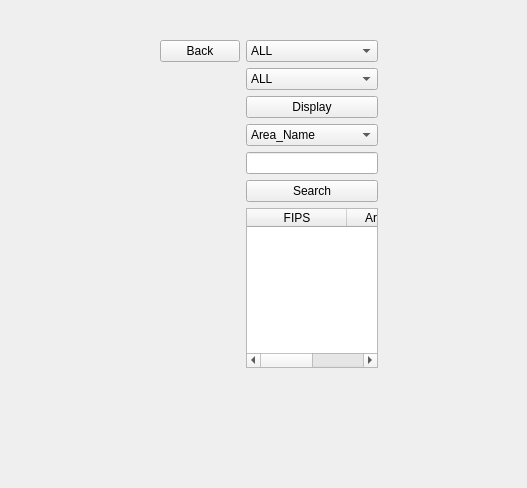
This is CSE412_UI/Area.ui in devi1X/CSE412_DatabaseProject as Qt 5 draws it before an edit. The edited form follows.
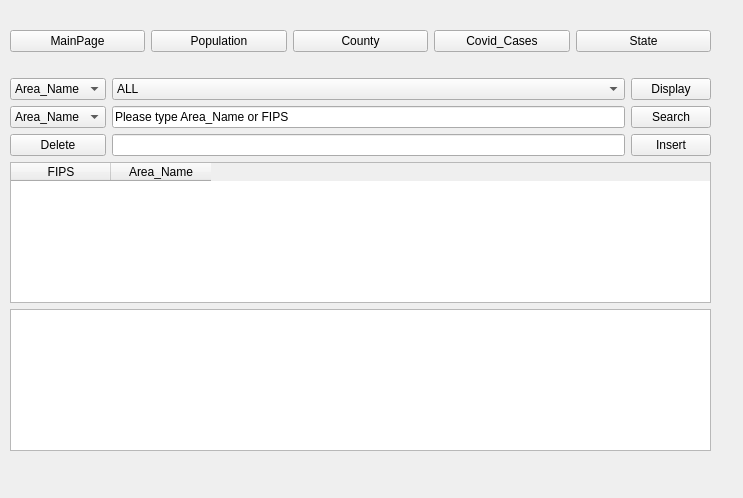
This is the edited form.

```diff
--- a/CSE412_UI/Area.ui
+++ b/CSE412_UI/Area.ui
@@ -6,8 +6,8 @@
    <rect>
     <x>0</x>
     <y>0</y>
-    <width>527</width>
-    <height>488</height>
+    <width>743</width>
+    <height>498</height>
    </rect>
   </property>
   <property name="windowTitle">
@@ -16,27 +16,84 @@
   <widget class="QWidget" name="layoutWidget">
    <property name="geometry">
     <rect>
-     <x>110</x>
-     <y>40</y>
-     <width>318</width>
-     <height>328</height>
+     <x>10</x>
+     <y>30</y>
+     <width>701</width>
+     <height>421</height>
     </rect>
    </property>
    <layout class="QGridLayout" name="gridLayout">
-    <property name="leftMargin">
-     <number>50</number>
-    </property>
-    <property name="rightMargin">
-     <number>50</number>
-    </property>
-    <item row="0" column="0">
-     <widget class="QPushButton" name="Back">
+    <item row="5" column="0" colspan="3">
+     <widget class="QTableWidget" name="tableWidget">
+      <column>
+       <property name="text">
+        <string>FIPS</string>
+       </property>
+      </column>
+      <column>
+       <property name="text">
+        <string>Area_Name</string>
+       </property>
+      </column>
+     </widget>
+    </item>
+    <item row="6" column="0" colspan="3">
+     <widget class="QTextBrowser" name="textBrowser"/>
+    </item>
+    <item row="0" column="0" colspan="3">
+     <layout class="QHBoxLayout" name="horizontalLayout_7">
+      <item>
+       <widget class="QPushButton" name="MainPage">
+        <property name="text">
+         <string>MainPage</string>
+        </property>
+       </widget>
+      </item>
+      <item>
+       <widget class="QPushButton" name="Population">
+        <property name="text">
+         <string>Population</string>
+        </property>
+       </widget>
+      </item>
+      <item>
+       <widget class="QPushButton" name="County">
+        <property name="text">
+         <string>County</string>
+        </property>
+       </widget>
+      </item>
+      <item>
+       <widget class="QPushButton" name="Covid_Cases">
+        <property name="text">
+         <string>Covid_Cases</string>
+        </property>
+       </widget>
+      </item>
+      <item>
+       <widget class="QPushButton" name="State">
+        <property name="text">
+         <string>State</string>
+        </property>
+       </widget>
+      </item>
+     </layout>
+    </item>
+    <item row="2" column="2">
+     <widget class="QPushButton" name="Display">
       <property name="text">
-       <string>Back</string>
+       <string>Display</string>
       </property>
      </widget>
     </item>
-    <item row="1" column="1">
+    <item row="4" column="0">
+     <widget class="QPushButton" name="Delete">
+      <property name="text">
+       <string>Delete</string>
+      </property>
+     </widget>
+    </item>
+    <item row="2" column="1">
      <widget class="QComboBox" name="box2">
       <item>
        <property name="text">
@@ -55,41 +112,22 @@
       </item>
      </widget>
     </item>
-    <item row="0" column="1">
-     <widget class="QComboBox" name="box1">
-      <item>
-       <property name="text">
-        <string>ALL</string>
-       </property>
-      </item>
-      <item>
-       <property name="text">
-        <string>FIPS</string>
-       </property>
-      </item>
-      <item>
-       <property name="text">
-        <string>Area_Name</string>
-       </property>
-      </item>
+    <item row="3" column="1">
+     <widget class="QLineEdit" name="lineEdit">
+      <property name="text">
+       <string>Please type Area_Name or FIPS</string>
+      </property>
      </widget>
     </item>
-    <item row="5" column="1">
+    <item row="3" column="2">
      <widget class="QPushButton" name="Search">
       <property name="text">
        <string>Search</string>
       </property>
      </widget>
     </item>
-    <item row="2" column="1">
-     <widget class="QPushButton" name="Display">
-      <property name="text">
-       <string>Display</string>
-      </property>
-     </widget>
-    </item>
-    <item row="3" column="1">
-     <widget class="QComboBox" name="box3">
+    <item row="2" column="0">
+     <widget class="QComboBox" name="box1">
       <item>
        <property name="text">
         <string>Area_Name</string>
@@ -103,26 +141,42 @@
      </widget>
     </item>
     <item row="4" column="1">
-     <widget class="QLineEdit" name="lineEdit">
+     <widget class="QLineEdit" name="lineEdit2"/>
+    </item>
+    <item row="4" column="2">
+     <widget class="QPushButton" name="Insert">
       <property name="text">
-       <string/>
+       <string>Insert</string>
       </property>
      </widget>
     </item>
-    <item row="6" column="1">
-     <widget class="QTableWidget" name="tableWidget">
-      <column>
-       <property name="text">
-        <string>FIPS</string>
-       </property>
-      </column>
-      <column>
+    <item row="3" column="0">
+     <widget class="QComboBox" name="box3">
+      <item>
        <property name="text">
         <string>Area_Name</string>
        </property>
-      </column>
+      </item>
+      <item>
+       <property name="text">
+        <string>FIPS</string>
+       </property>
+      </item>
      </widget>
     </item>
+    <item row="1" column="0" colspan="3">
+     <spacer name="horizontalSpacer">
+      <property name="orientation">
+       <enum>Qt::Horizontal</enum>
+      </property>
+      <property name="sizeHint" stdset="0">
+       <size>
+        <width>40</width>
+        <height>20</height>
+       </size>
+      </property>
+     </spacer>
+    </item>
    </layout>
   </widget>
  </widget>
```
Left out of the diff: 5 changed lines with no effect on the pictures.
